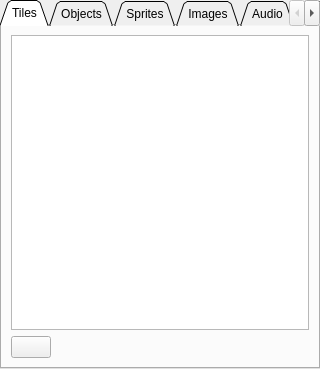
First picture: the form in ResourceTab/ResourceTab.ui, repository Preece/TGL, before the edit.
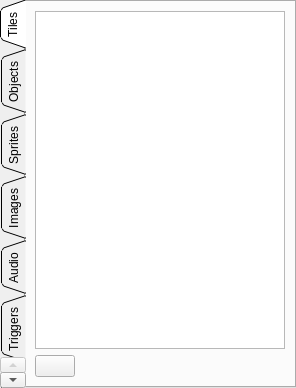
Second picture: the form after the edit. The open tabs and pages were chosen to show the change. Icons and pictures are not drawn.

Diff of the .ui file:
```diff
--- a/ResourceTab/ResourceTab.ui
+++ b/ResourceTab/ResourceTab.ui
@@ -6,8 +6,8 @@
    <rect>
     <x>0</x>
     <y>0</y>
-    <width>320</width>
-    <height>369</height>
+    <width>296</width>
+    <height>388</height>
    </rect>
   </property>
   <property name="sizePolicy">
@@ -32,7 +32,7 @@
    <string>TabWidget</string>
   </property>
   <property name="tabPosition">
-   <enum>QTabWidget::North</enum>
+   <enum>QTabWidget::West</enum>
   </property>
   <property name="tabShape">
    <enum>QTabWidget::Triangular</enum>
@@ -297,6 +297,11 @@
     <string>Audio</string>
    </attribute>
   </widget>
+  <widget class="QWidget" name="triggerTab">
+   <attribute name="title">
+    <string>Triggers</string>
+   </attribute>
+  </widget>
   <widget class="QWidget" name="linksTab">
    <attribute name="title">
     <string>Links</string>
```
Left out of the diff: 2 changed lines with no effect on the pictures.
